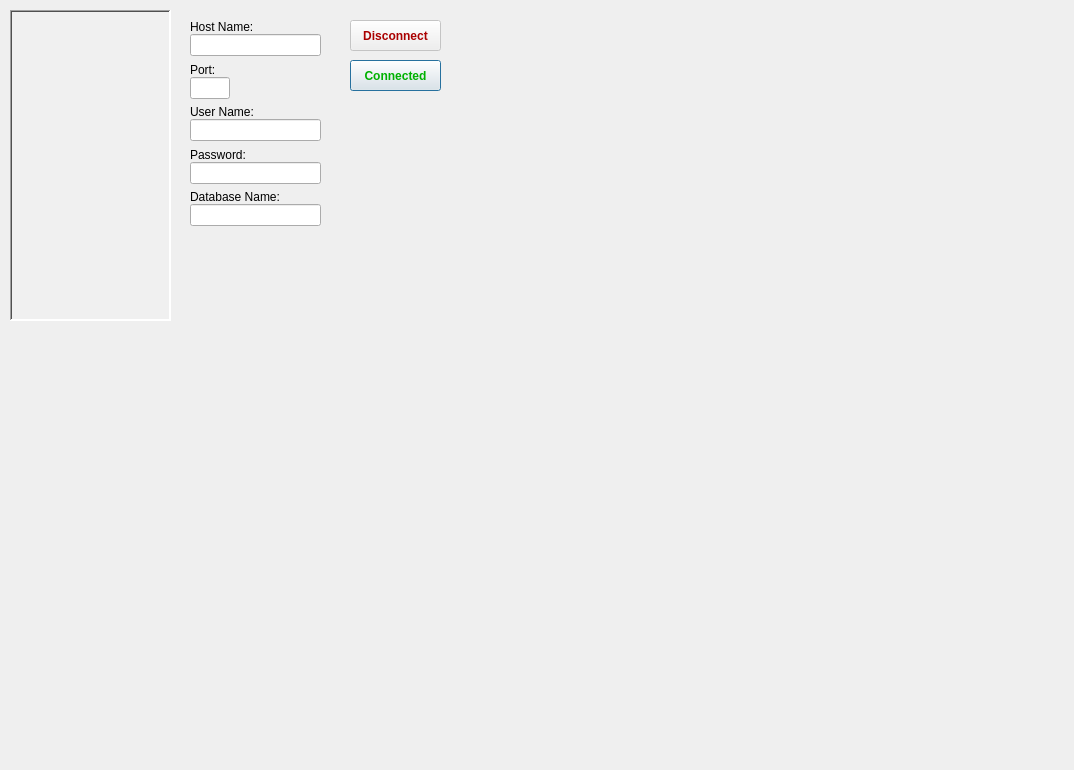
Before: the Qt Designer form settingswindow.ui in Yourp/UWOWDevelopHelper, drawn with Qt 5.
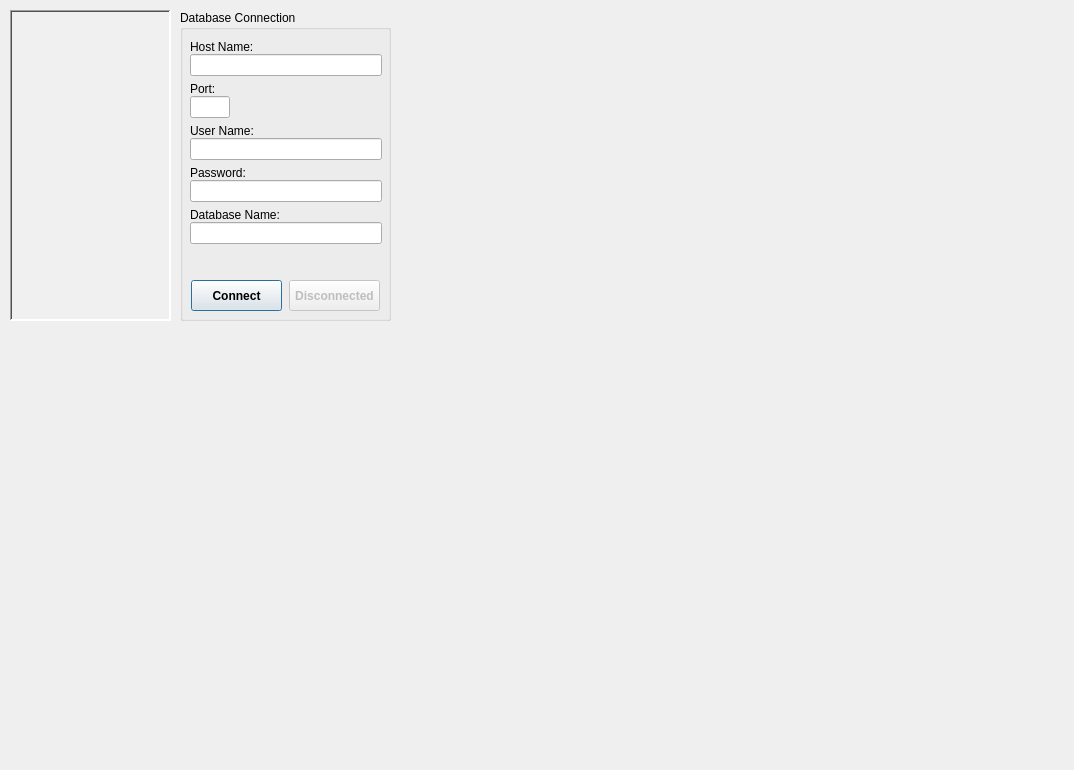
After: the same form once the commit is applied.

Commit message: дизайн ДБ

```diff
--- a/settingswindow.ui
+++ b/settingswindow.ui
@@ -59,23 +59,49 @@
    </property>
   </widget>
   <widget class="QWidget" name="W_DatabaseLayer" native="true">
+   <property name="enabled">
+    <bool>true</bool>
+   </property>
    <property name="geometry">
     <rect>
-     <x>190</x>
-     <y>20</y>
-     <width>141</width>
-     <height>221</height>
+     <x>180</x>
+     <y>10</y>
+     <width>451</width>
+     <height>361</height>
     </rect>
    </property>
-   <widget class="QWidget" name="layoutWidget">
+   <property name="tabletTracking">
+    <bool>false</bool>
+   </property>
+   <property name="focusPolicy">
+    <enum>Qt::TabFocus</enum>
+   </property>
+   <property name="autoFillBackground">
+    <bool>false</bool>
+   </property>
+   <widget class="QGroupBox" name="groupBox">
     <property name="geometry">
      <rect>
       <x>0</x>
       <y>0</y>
-      <width>131</width>
-      <height>206</height>
+      <width>211</width>
+      <height>311</height>
      </rect>
     </property>
+    <property name="title">
+     <string>Database Connection</string>
+    </property>
+    <widget class="QWidget" name="">
+     <property name="geometry">
+      <rect>
+       <x>10</x>
+       <y>30</y>
+       <width>192</width>
+       <height>271</height>
+      </rect>
+     </property>
+     <layout class="QVBoxLayout" name="verticalLayout">
+      <item>
     <layout class="QVBoxLayout" name="verticalLayout_3">
      <item>
       <layout class="QVBoxLayout" name="verticalLayout_5">
@@ -180,47 +206,38 @@
       </layout>
      </item>
     </layout>
-   </widget>
-  </widget>
-  <widget class="QPushButton" name="PB_Disconnect">
-   <property name="enabled">
-    <bool>false</bool>
-   </property>
-   <property name="geometry">
-    <rect>
-     <x>350</x>
-     <y>20</y>
-     <width>91</width>
-     <height>31</height>
-    </rect>
-   </property>
-   <property name="font">
-    <font>
-     <weight>75</weight>
-     <bold>true</bold>
-    </font>
-   </property>
-   <property name="styleSheet">
-    <string notr="true">color: rgb(170, 0, 0);</string>
-   </property>
-   <property name="text">
-    <string>Disconnect</string>
-   </property>
-   <property name="autoDefault">
-    <bool>false</bool>
-   </property>
-  </widget>
+      </item>
+      <item>
+       <spacer name="verticalSpacer">
+        <property name="orientation">
+         <enum>Qt::Vertical</enum>
+        </property>
+        <property name="sizeHint" stdset="0">
+         <size>
+          <width>20</width>
+          <height>40</height>
+         </size>
+        </property>
+       </spacer>
+      </item>
+      <item>
+       <layout class="QHBoxLayout" name="horizontalLayout">
+        <item>
   <widget class="QPushButton" name="PB_Connect">
    <property name="enabled">
     <bool>true</bool>
    </property>
-   <property name="geometry">
-    <rect>
-     <x>350</x>
-     <y>60</y>
+          <property name="minimumSize">
+           <size>
      <width>91</width>
      <height>31</height>
-    </rect>
+           </size>
+          </property>
+          <property name="maximumSize">
+           <size>
+            <width>91</width>
+            <height>31</height>
+           </size>
    </property>
    <property name="font">
     <font>
@@ -228,12 +245,8 @@
      <bold>true</bold>
     </font>
    </property>
-   <property name="styleSheet">
-    <string notr="true">color: rgb(0, 177, 0);
-</string>
-   </property>
    <property name="text">
-    <string>Connected</string>
+           <string>Connect</string>
    </property>
    <property name="checkable">
     <bool>false</bool>
@@ -247,6 +260,44 @@
    <property name="autoRepeatInterval">
     <number>10000</number>
    </property>
+         </widget>
+        </item>
+        <item>
+         <widget class="QPushButton" name="PB_Disconnect">
+          <property name="enabled">
+           <bool>false</bool>
+          </property>
+          <property name="minimumSize">
+           <size>
+            <width>91</width>
+            <height>31</height>
+           </size>
+          </property>
+          <property name="maximumSize">
+           <size>
+            <width>91</width>
+            <height>31</height>
+           </size>
+          </property>
+          <property name="font">
+           <font>
+            <weight>75</weight>
+            <bold>true</bold>
+           </font>
+          </property>
+          <property name="text">
+           <string>Disconnected</string>
+          </property>
+          <property name="autoDefault">
+           <bool>false</bool>
+          </property>
+         </widget>
+        </item>
+       </layout>
+      </item>
+     </layout>
+    </widget>
+   </widget>
   </widget>
  </widget>
  <resources/>
```
Lines whose indentation alone changed are shown as unchanged. The commit also changes 1 other file.
